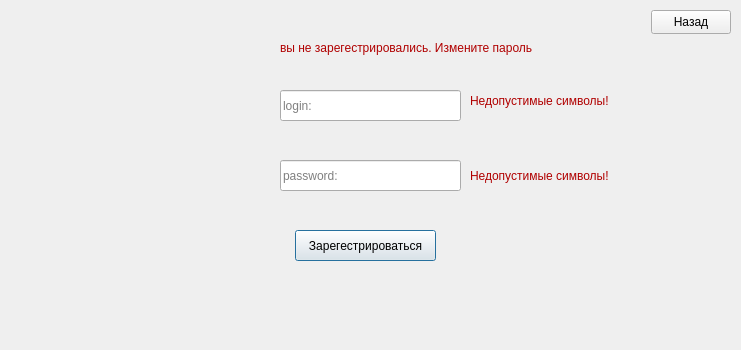
Above: qt_projects/authorization_and_login/gui_app/registration_window.ui from xwwwwl/bfu_2025 before the change. Below: the same form after it.
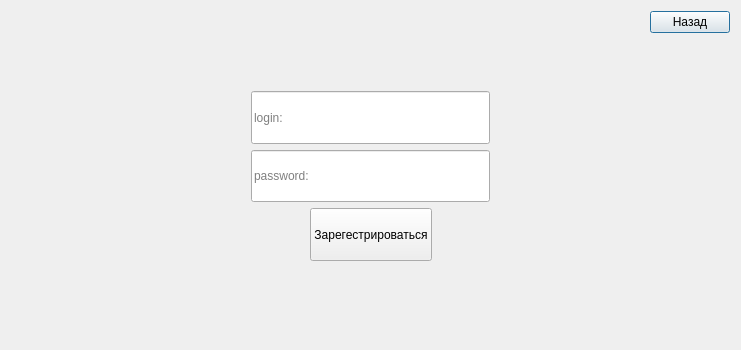
That is the form after the change.

```diff
--- a/qt_projects/authorization_and_login/gui_app/registration_window.ui
+++ b/qt_projects/authorization_and_login/gui_app/registration_window.ui
@@ -13,14 +13,68 @@
   <property name="windowTitle">
    <string>Dialog</string>
   </property>
+  <layout class="QVBoxLayout" name="verticalLayout_2">
+   <item>
+    <layout class="QVBoxLayout" name="verticalLayout">
+     <item>
+      <layout class="QHBoxLayout" name="horizontalLayout_6">
+       <item>
+        <spacer name="horizontalSpacer_9">
+         <property name="orientation">
+          <enum>Qt::Orientation::Horizontal</enum>
+         </property>
+         <property name="sizeHint" stdset="0">
+          <size>
+           <width>40</width>
+           <height>20</height>
+          </size>
+         </property>
+        </spacer>
+       </item>
+       <item>
+        <widget class="QPushButton" name="back_to_mainwindow">
+         <property name="text">
+          <string>Назад</string>
+         </property>
+        </widget>
+       </item>
+      </layout>
+     </item>
+     <item>
+      <spacer name="verticalSpacer_2">
+       <property name="orientation">
+        <enum>Qt::Orientation::Vertical</enum>
+       </property>
+       <property name="sizeHint" stdset="0">
+        <size>
+         <width>20</width>
+         <height>40</height>
+        </size>
+       </property>
+      </spacer>
+     </item>
+     <item>
+      <layout class="QHBoxLayout" name="horizontalLayout_3" stretch="0,0,0">
+       <item>
+        <spacer name="horizontalSpacer_3">
+         <property name="orientation">
+          <enum>Qt::Orientation::Horizontal</enum>
+         </property>
+         <property name="sizeHint" stdset="0">
+          <size>
+           <width>40</width>
+           <height>20</height>
+          </size>
+         </property>
+        </spacer>
+       </item>
+       <item>
   <widget class="QLineEdit" name="login_registration">
-   <property name="geometry">
-    <rect>
-     <x>280</x>
-     <y>90</y>
-     <width>181</width>
-     <height>31</height>
-    </rect>
+         <property name="sizePolicy">
+          <sizepolicy hsizetype="Expanding" vsizetype="Expanding">
+           <horstretch>0</horstretch>
+           <verstretch>0</verstretch>
+          </sizepolicy>
    </property>
    <property name="layoutDirection">
     <enum>Qt::LayoutDirection::LeftToRight</enum>
@@ -35,14 +89,44 @@
     <string>login:</string>
    </property>
   </widget>
+       </item>
+       <item>
+        <spacer name="horizontalSpacer_4">
+         <property name="orientation">
+          <enum>Qt::Orientation::Horizontal</enum>
+         </property>
+         <property name="sizeHint" stdset="0">
+          <size>
+           <width>40</width>
+           <height>20</height>
+          </size>
+         </property>
+        </spacer>
+       </item>
+      </layout>
+     </item>
+     <item>
+      <layout class="QHBoxLayout" name="horizontalLayout_4" stretch="0,0,0">
+       <item>
+        <spacer name="horizontalSpacer_5">
+         <property name="orientation">
+          <enum>Qt::Orientation::Horizontal</enum>
+         </property>
+         <property name="sizeHint" stdset="0">
+          <size>
+           <width>40</width>
+           <height>20</height>
+          </size>
+         </property>
+        </spacer>
+       </item>
+       <item>
   <widget class="QLineEdit" name="password_registration">
-   <property name="geometry">
-    <rect>
-     <x>280</x>
-     <y>160</y>
-     <width>181</width>
-     <height>31</height>
-    </rect>
+         <property name="sizePolicy">
+          <sizepolicy hsizetype="Expanding" vsizetype="Expanding">
+           <horstretch>0</horstretch>
+           <verstretch>0</verstretch>
+          </sizepolicy>
    </property>
    <property name="layoutDirection">
     <enum>Qt::LayoutDirection::LeftToRight</enum>
@@ -57,92 +141,126 @@
     <string>password:</string>
    </property>
   </widget>
+       </item>
+       <item>
+        <spacer name="horizontalSpacer_6">
+         <property name="orientation">
+          <enum>Qt::Orientation::Horizontal</enum>
+         </property>
+         <property name="sizeHint" stdset="0">
+          <size>
+           <width>40</width>
+           <height>20</height>
+          </size>
+         </property>
+        </spacer>
+       </item>
+      </layout>
+     </item>
+     <item>
+      <layout class="QHBoxLayout" name="horizontalLayout_5" stretch="1,0,1">
+       <item>
+        <spacer name="horizontalSpacer_7">
+         <property name="orientation">
+          <enum>Qt::Orientation::Horizontal</enum>
+         </property>
+         <property name="sizeHint" stdset="0">
+          <size>
+           <width>40</width>
+           <height>20</height>
+          </size>
+         </property>
+        </spacer>
+       </item>
+       <item>
   <widget class="QPushButton" name="registration_button">
-   <property name="geometry">
-    <rect>
-     <x>295</x>
-     <y>230</y>
-     <width>141</width>
-     <height>31</height>
-    </rect>
+         <property name="sizePolicy">
+          <sizepolicy hsizetype="Expanding" vsizetype="Expanding">
+           <horstretch>0</horstretch>
+           <verstretch>0</verstretch>
+          </sizepolicy>
    </property>
    <property name="text">
     <string>Зарегестрироваться</string>
    </property>
   </widget>
-  <widget class="QPushButton" name="back_to_mainwindow">
-   <property name="geometry">
-    <rect>
-     <x>651</x>
-     <y>10</y>
-     <width>80</width>
-     <height>24</height>
-    </rect>
-   </property>
-   <property name="text">
-    <string>Назад</string>
-   </property>
-  </widget>
-  <widget class="QLabel" name="Error_password">
-   <property name="enabled">
-    <bool>true</bool>
-   </property>
-   <property name="geometry">
-    <rect>
-     <x>470</x>
-     <y>165</y>
-     <width>241</width>
-     <height>21</height>
-    </rect>
-   </property>
-   <property name="styleSheet">
-    <string notr="true">QLabel {
-    color: #B00000;
-}</string>
-   </property>
-   <property name="text">
-    <string>Недопустимые символы!</string>
-   </property>
-  </widget>
-  <widget class="QLabel" name="you_not_regist">
-   <property name="geometry">
-    <rect>
-     <x>280</x>
-     <y>40</y>
-     <width>271</width>
-     <height>16</height>
-    </rect>
-   </property>
-   <property name="styleSheet">
-    <string notr="true">QLabel {
-    color: #B00000;
-}</string>
-   </property>
-   <property name="text">
-    <string>вы не зарегестрировались. Измените пароль</string>
-   </property>
-  </widget>
-  <widget class="QLabel" name="Error_login">
+       </item>
+       <item>
+        <spacer name="horizontalSpacer_8">
+         <property name="orientation">
+          <enum>Qt::Orientation::Horizontal</enum>
+         </property>
+         <property name="sizeHint" stdset="0">
+          <size>
+           <width>40</width>
+           <height>20</height>
+          </size>
+         </property>
+        </spacer>
+       </item>
+      </layout>
+     </item>
+     <item>
+      <spacer name="verticalSpacer_3">
+       <property name="orientation">
+        <enum>Qt::Orientation::Vertical</enum>
+       </property>
+       <property name="sizeHint" stdset="0">
+        <size>
+         <width>20</width>
+         <height>47</height>
+        </size>
+       </property>
+      </spacer>
+     </item>
+     <item>
+      <layout class="QHBoxLayout" name="horizontalLayout">
+       <item>
+        <spacer name="horizontalSpacer_10">
+         <property name="orientation">
+          <enum>Qt::Orientation::Horizontal</enum>
+         </property>
+         <property name="sizeHint" stdset="0">
+          <size>
+           <width>40</width>
+           <height>20</height>
+          </size>
+         </property>
+        </spacer>
+       </item>
+       <item>
+        <widget class="QLabel" name="Error_screen">
    <property name="enabled">
     <bool>true</bool>
    </property>
-   <property name="geometry">
-    <rect>
-     <x>470</x>
-     <y>90</y>
-     <width>261</width>
-     <height>21</height>
-    </rect>
-   </property>
    <property name="styleSheet">
     <string notr="true">QLabel {
     color: #B00000;
 }</string>
    </property>
    <property name="text">
-    <string>Недопустимые символы!</string>
-   </property>
-  </widget>
+          <string>                                        </string>
+         </property>
+        </widget>
+       </item>
+       <item>
+        <spacer name="horizontalSpacer">
+         <property name="orientation">
+          <enum>Qt::Orientation::Horizontal</enum>
+         </property>
+         <property name="sizeHint" stdset="0">
+          <size>
+           <width>40</width>
+           <height>20</height>
+          </size>
+         </property>
+        </spacer>
+       </item>
+      </layout>
+     </item>
+    </layout>
+   </item>
+  </layout>
  </widget>
  <resources/>
  <connections/>
```
Lines whose indentation alone changed are shown as unchanged.
